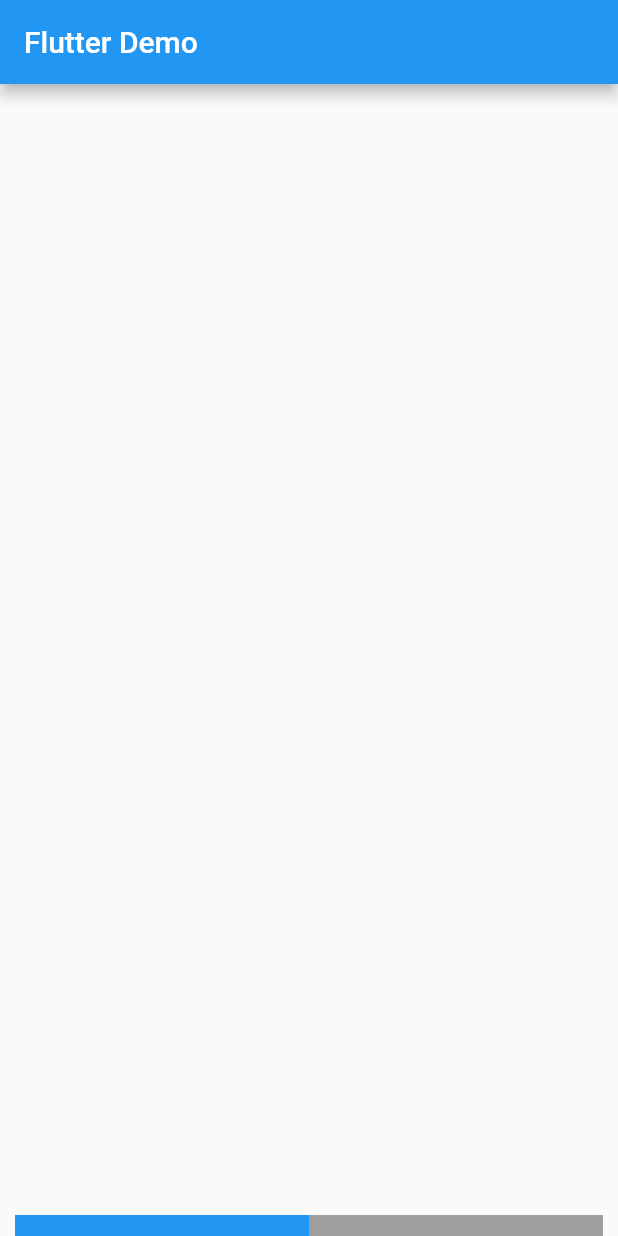
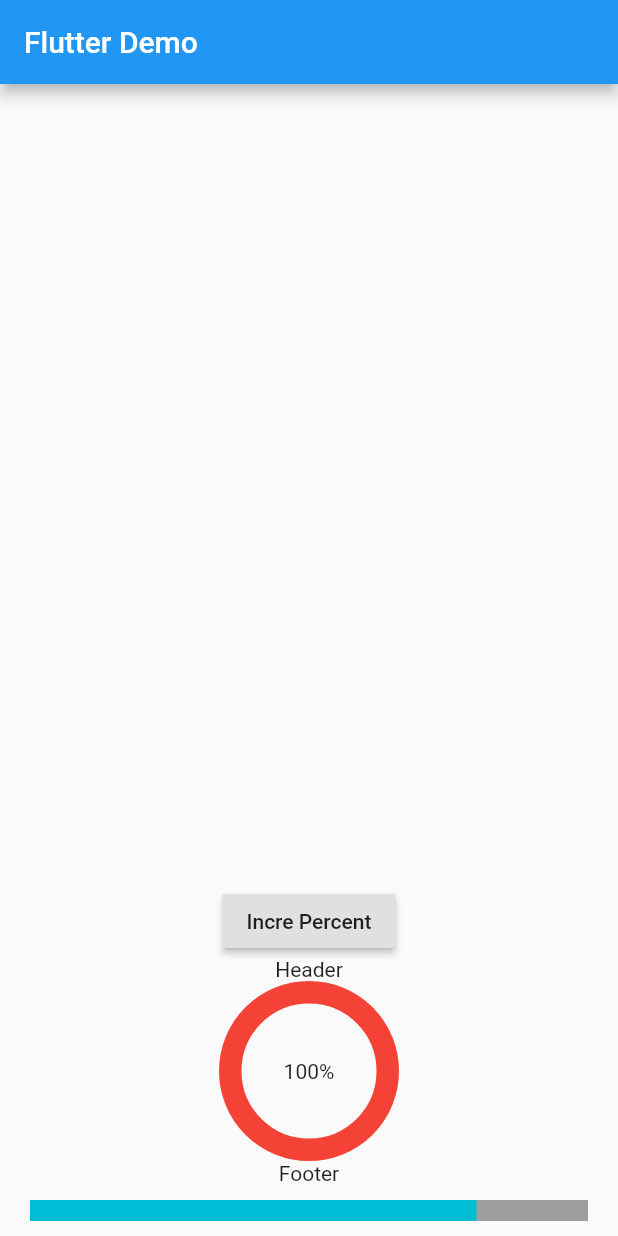
Before and after one commit to vika41130/carousel_slider, a Flutter app: the screen it shows after launch, on a phone screen of 412 x 824 dp. Run offline on Flutter 3.47's test engine with Material 2 defaults, Android fonts, the phone set to English and light mode, and no system bars; drawn by our look-alikes of percent_indicator.

Commit message:
percent_indicator

```diff
--- /dev/null
+++ b/lib/config/colors.dart
@@ -0,0 +1,7 @@
+import 'package:flutter/material.dart';
+
+class Cl {
+  Cl._();
+
+  static const green_light = Color(0xFF1597bb);
+}
--- a/lib/home.dart
+++ b/lib/home.dart
@@ -1,7 +1,49 @@
+import 'dart:async';
+
 import 'package:flutter/material.dart';
+import 'package:lutoi/config/colors.dart';
 import 'package:percent_indicator/percent_indicator.dart';
 
-class Home extends StatelessWidget {
+class Home extends StatefulWidget {
+  @override
+  _HomeState createState() => _HomeState();
+}
+
+class _HomeState extends State<Home> {
+
+  double percent = 0;
+  Timer _time;
+
+  @override
+  void initState() {
+    super.initState();
+    // _time = Timer.periodic(Duration(seconds: 2), (timer) {
+    //   percent += 0.1;
+    //   if (percent > 1.0) {
+    //     percent = 1.0;
+    //     _time.cancel();
+    //     return;
+    //   }
+    //   setState(() {});
+    // });
+    //
+    // WidgetsBinding.instance.addPostFrameCallback((timeStamp) {
+    //   for (var i = 0; i < 10; i++) {
+    //     Future.delayed(Duration(seconds: 1), () {
+    //       percent += 0.1;
+    //       setState(() {});
+    //     });
+    //   }
+    // });
+
+  }
+
+  @override
+  void dispose() {
+    _time.cancel();
+    super.dispose();
+  }
+
   @override
   Widget build(BuildContext context) {
     final title = 'Flutter Demo';
@@ -11,15 +53,38 @@ class Home extends StatelessWidget {
         ),
         body: SafeArea(
           child: Container(
+            margin: EdgeInsets.all(10),
             child: Column(
               children: [
                 Spacer(),
+                RaisedButton(
+                  onPressed: () {
+                    if (percent >= 1.0) {
+                      return;
+                    }
+                    percent += 0.1;
+                    setState(() {});
+                  },
+                  child: Text('Incre Percent'),
+                ),
+                CircularPercentIndicator(
+                  radius: 120,
+                  lineWidth: 15,
+                  percent: percent,
+                  progressColor: Colors.green,
+                  backgroundColor: Colors.red,
+                  // animation: true,
+                  // animationDuration: 1000,
+                  header: Text('Header',),
+                  center: Text("100%"),
+                  footer: Text('Footer'),
+                ),
+                SizedBox(height: 10,),
                 LinearPercentIndicator(
-                  width: MediaQuery.of(context).size.width,
                   lineHeight: 14.0,
-                  percent: 0.5,
+                  percent: 0.8,
                   backgroundColor: Colors.grey,
-                  progressColor: Colors.blue,
+                  progressColor: Colors.cyan[500],
                 ),
               ],
             ),
```
